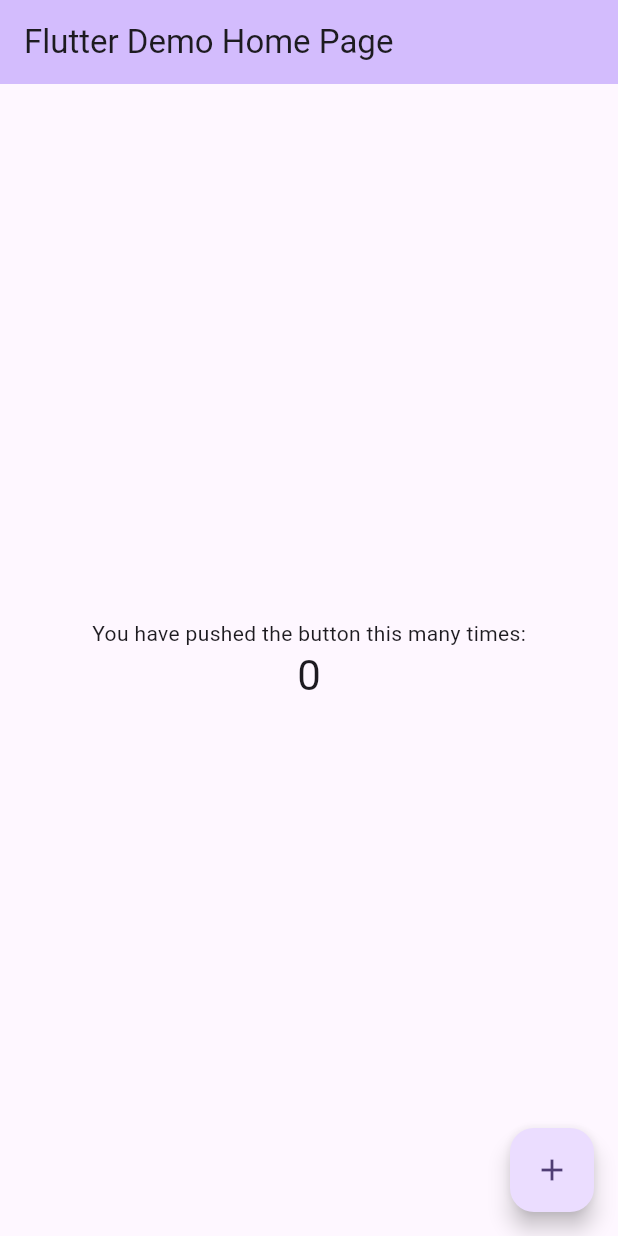
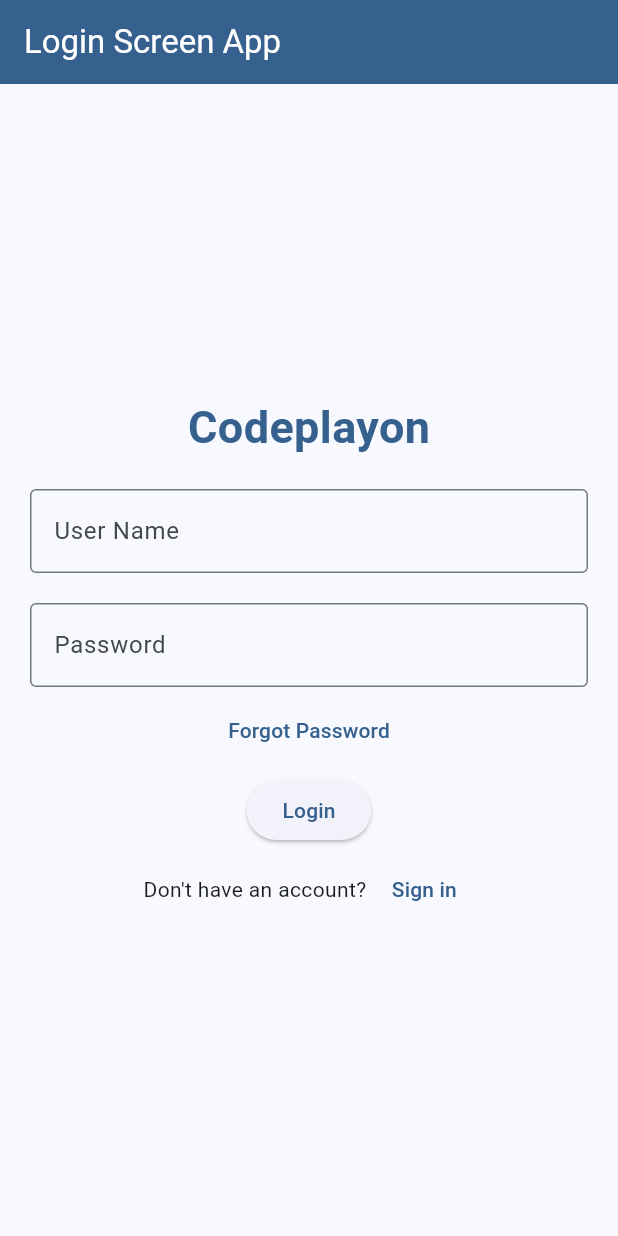
Before and after one commit to oashrafouad/mobile_assignment_3, a Flutter app: the screen it shows after launch, on a phone screen of 412 x 824 dp. Run offline on Flutter 3.47's test engine with Material 3 defaults, Android fonts, the light colour scheme and no system bars.

Commit message:
finish app

```diff
--- a/lib/main.dart
+++ b/lib/main.dart
@@ -7,46 +7,21 @@
 class MyApp extends StatelessWidget {
   const MyApp({super.key});
 
-  // This widget is the root of your application.
   @override
   Widget build(BuildContext context) {
     return MaterialApp(
       title: 'Flutter Demo',
       theme: ThemeData(
-        // This is the theme of your application.
-        //
-        // TRY THIS: Try running your application with "flutter run". You'll see
-        // the application has a purple toolbar. Then, without quitting the app,
-        // try changing the seedColor in the colorScheme below to Colors.green
-        // and then invoke "hot reload" (save your changes or press the "hot
-        // reload" button in a Flutter-supported IDE, or press "r" if you used
-        // the command line to start the app).
-        //
-        // Notice that the counter didn't reset back to zero; the application
-        // state is not lost during the reload. To reset the state, use hot
-        // restart instead.
-        //
-        // This works for code too, not just values: Most code changes can be
-        // tested with just a hot reload.
-        colorScheme: ColorScheme.fromSeed(seedColor: Colors.deepPurple),
+        colorScheme: ColorScheme.fromSeed(seedColor: Colors.blue),
         useMaterial3: true,
       ),
-      home: const MyHomePage(title: 'Flutter Demo Home Page'),
+      home: const MyHomePage(title: 'Login Screen App'),
     );
   }
 }
 
 class MyHomePage extends StatefulWidget {
   const MyHomePage({super.key, required this.title});
-
-  // This widget is the home page of your application. It is stateful, meaning
-  // that it has a State object (defined below) that contains fields that affect
-  // how it looks.
-
-  // This class is the configuration for the state. It holds the values (in this
-  // case the title) provided by the parent (in this case the App widget) and
-  // used by the build method of the State. Fields in a Widget subclass are
-  // always marked "final".
 
   final String title;
 
@@ -55,71 +30,65 @@
 }
 
 class _MyHomePageState extends State<MyHomePage> {
-  int _counter = 0;
-
-  void _incrementCounter() {
-    setState(() {
-      // This call to setState tells the Flutter framework that something has
-      // changed in this State, which causes it to rerun the build method below
-      // so that the display can reflect the updated values. If we changed
-      // _counter without calling setState(), then the build method would not be
-      // called again, and so nothing would appear to happen.
-      _counter++;
-    });
-  }
 
   @override
   Widget build(BuildContext context) {
-    // This method is rerun every time setState is called, for instance as done
-    // by the _incrementCounter method above.
-    //
-    // The Flutter framework has been optimized to make rerunning build methods
-    // fast, so that you can just rebuild anything that needs updating rather
-    // than having to individually change instances of widgets.
     return Scaffold(
       appBar: AppBar(
-        // TRY THIS: Try changing the color here to a specific color (to
-        // Colors.amber, perhaps?) and trigger a hot reload to see the AppBar
-        // change color while the other colors stay the same.
-        backgroundColor: Theme.of(context).colorScheme.inversePrimary,
-        // Here we take the value from the MyHomePage object that was created by
-        // the App.build method, and use it to set our appbar title.
-        title: Text(widget.title),
+        backgroundColor: Theme
+            .of(context)
+            .colorScheme
+            .primary,
+        // change color of title
+        title: Text(widget.title, style: TextStyle(color: Theme
+            .of(context)
+            .colorScheme
+            .onPrimary)),
       ),
       body: Center(
-        // Center is a layout widget. It takes a single child and positions it
-        // in the middle of the parent.
+        child: Padding(
+          padding: const EdgeInsets.fromLTRB(20, 0, 20, 0),
           child: Column(
-          // Column is also a layout widget. It takes a list of children and
-          // arranges them vertically. By default, it sizes itself to fit its
-          // children horizontally, and tries to be as tall as its parent.
-          //
-          // Column has various properties to control how it sizes itself and
-          // how it positions its children. Here we use mainAxisAlignment to
-          // center the children vertically; the main axis here is the vertical
-          // axis because Columns are vertical (the cross axis would be
-          // horizontal).
-          //
-          // TRY THIS: Invoke "debug painting" (choose the "Toggle Debug Paint"
-          // action in the IDE, or press "p" in the console), to see the
-          // wireframe for each widget.
             mainAxisAlignment: MainAxisAlignment.center,
             children: <Widget>[
-            const Text(
-              'You have pushed the button this many times:',
+              Text(
+                "Codeplayon",
+                style: TextStyle(fontSize: 30, color: Theme
+                    .of(context)
+                    .colorScheme
+                    .primary, fontWeight: FontWeight.bold),
               ),
-            Text(
-              '$_counter',
-              style: Theme.of(context).textTheme.headlineMedium,
+              SizedBox(height: 20),
+              TextField(
+                decoration: InputDecoration(
+                  border: OutlineInputBorder(),
+                  hintText: 'User Name',
                 ),
+              ),
+              SizedBox(height: 20),
+              TextField(
+                decoration: InputDecoration(
+                  border: OutlineInputBorder(),
+                  hintText: 'Password',
+                ),
+              ),
+              SizedBox(height: 5),
+              TextButton(onPressed: () {}, child: Text("Forgot Password")),
+              SizedBox(height: 5),
+              ElevatedButton(onPressed: () {}, child: Text("Login")),
+              SizedBox(height: 5),
+              Row(
+                mainAxisAlignment: MainAxisAlignment.center,
+                children: [
+                  Text("Don't have an account?"),
+                  SizedBox(width: 5),
+                  TextButton(onPressed: () {}, child: Text("Sign in")),
+                ],
+              )
             ],
           ),
         ),
-      floatingActionButton: FloatingActionButton(
-        onPressed: _incrementCounter,
-        tooltip: 'Increment',
-        child: const Icon(Icons.add),
-      ), // This trailing comma makes auto-formatting nicer for build methods.
+      ),
     );
   }
 }
```
Lines whose indentation alone changed are shown as unchanged.
